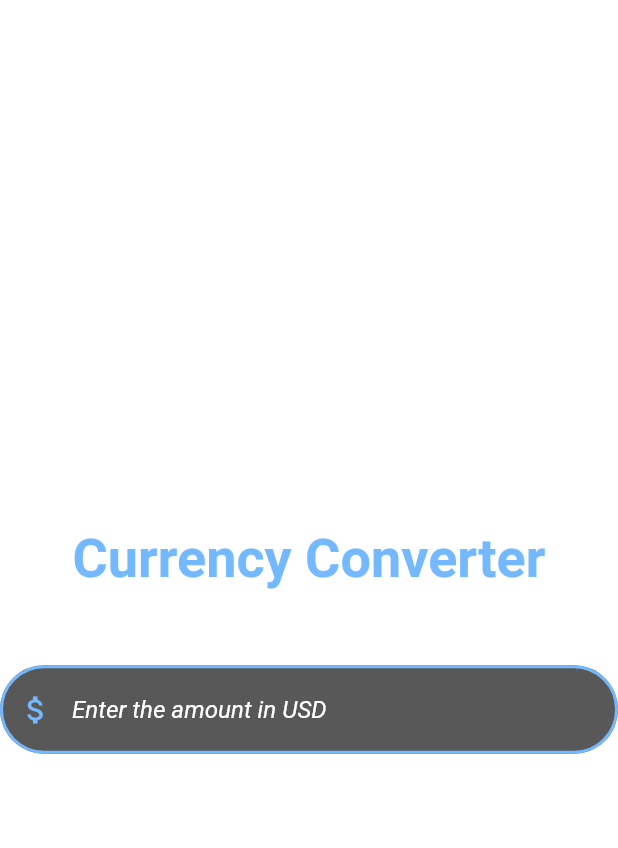
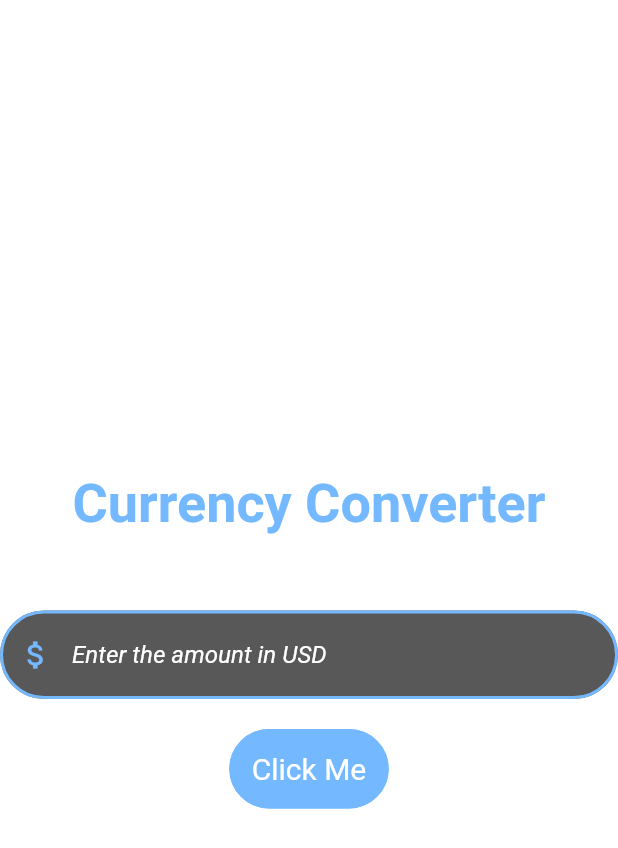
Before and after one commit to samrocks03/LearningFlutter, a Flutter app: the screen it shows after launch, on a phone screen of 412 x 824 dp. Shown: the top 848 px of the screen. Run offline on Flutter 3.47's test engine with Material 2 defaults, Android fonts, the phone set to English and light mode, and no system bars.

Commit message:
Added TextButton with it's proper ButtonStyle

```diff
--- a/currency_converter/lib/currency_converter_material_page.dart
+++ b/currency_converter/lib/currency_converter_material_page.dart
@@ -1,4 +1,4 @@
-// ignore_for_file: prefer_const_constructors, prefer_const_declarations
+// ignore_for_file: prefer_const_constructors, prefer_const_declarations, avoid_print
 
 import 'package:flutter/material.dart';
 
@@ -63,6 +63,41 @@ class CurrencyConverterMaterialPage extends StatelessWidget {
                   focusedBorder: border,
                 ),
               ),
+
+            SizedBox(height: 20),
+            // Different types of Button :
+              // Raised
+              // Appears to be text
+
+            // ignore: deprecated_member_use
+            TextButton(
+              style: ButtonStyle(
+                backgroundColor: MaterialStateProperty.all<Color>(Color(0xFF74B9FF)),
+                foregroundColor: MaterialStateProperty.all<Color>(Colors.white),
+                padding: MaterialStateProperty.all<EdgeInsets>(EdgeInsets.all(15)),
+                textStyle: MaterialStateProperty.all<TextStyle>(TextStyle(
+                  fontSize: 20,
+                  // fontWeight: FontWeight.bold,
+                  // fontStyle: FontStyle.italic,
+                  color: Colors.white,
+                )),
+                shape: MaterialStateProperty.all<RoundedRectangleBorder>(
+                  RoundedRectangleBorder(
+                    borderRadius: BorderRadius.circular(40),
+                    side: BorderSide(
+                      color: Color(0xFF74B9FF),
+                      width: 2,
+                      style: BorderStyle.solid,
+                      ),
+                    ),
+                  ),
+                ),
+
+              onPressed: (){
+              print("Button Clicked");
+              },
+               child: Text("Click Me"),
+               )
           ],
         ),
       ),
```
